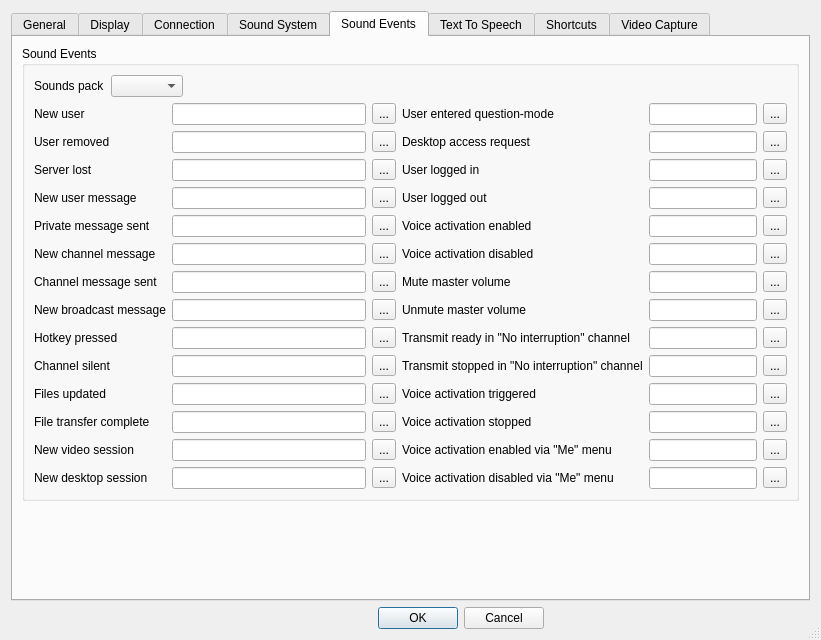
First picture: the form in Client/qtTeamTalk/preferences.ui, repository Oreonan/TeamTalk5, before the edit.
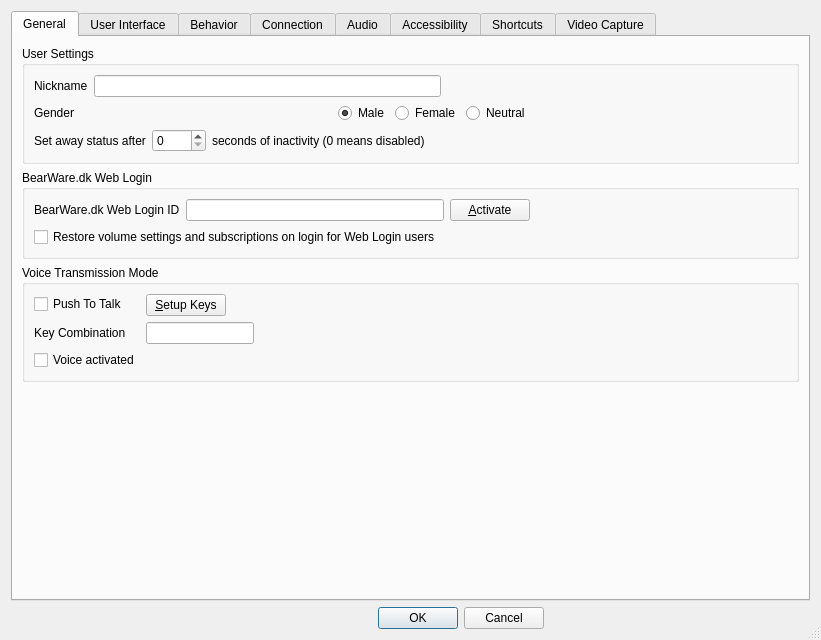
Second picture: the form after the edit. The open tabs and pages were chosen to show the change. Icons and pictures are not drawn. Custom widgets are drawn as their Qt base class.

Commit message: New interface for preferences, first try

Patch:
```diff
--- a/Client/qtTeamTalk/preferences.ui
+++ b/Client/qtTeamTalk/preferences.ui
@@ -319,7 +319,7 @@
      </widget>
      <widget class="QWidget" name="displayTab">
       <attribute name="title">
-       <string>Display</string>
+       <string>User Interface</string>
       </attribute>
       <layout class="QVBoxLayout" name="verticalLayout_9">
        <item>
@@ -627,6 +627,62 @@
        </item>
       </layout>
      </widget>
+     <widget class="QWidget" name="behaviorTab">
+      <attribute name="title">
+       <string>Behavior</string>
+      </attribute>
+      <layout class="QVBoxLayout" name="verticalLayout_5">
+       <item>
+        <widget class="QCheckBox" name="msgpopupChkBox">
+         <property name="text">
+          <string>Popup dialog when receiving text message</string>
+         </property>
+        </widget>
+       </item>
+       <item>
+        <widget class="QCheckBox" name="videodlgChkBox">
+         <property name="text">
+          <string>Start video in popup dialog</string>
+         </property>
+        </widget>
+       </item>
+       <item>
+        <widget class="QCheckBox" name="returnvidChkBox">
+         <property name="text">
+          <string>Closed video dialog should return to video-tab</string>
+         </property>
+        </widget>
+       </item>
+       <item>
+        <widget class="QCheckBox" name="desktopdlgChkBox">
+         <property name="text">
+          <string>Start desktops in popup dialog</string>
+         </property>
+        </widget>
+       </item>
+       <item>
+        <widget class="QCheckBox" name="msgtimestampChkBox">
+         <property name="text">
+          <string>Timestamp text messages</string>
+         </property>
+        </widget>
+       </item>
+       <item>
+        <widget class="QCheckBox" name="updatesChkBox">
+         <property name="text">
+          <string>Check for program updates at startup</string>
+         </property>
+        </widget>
+       </item>
+       <item>
+        <widget class="QCheckBox" name="updatesDlgChkBox">
+         <property name="text">
+          <string>Show new version available in dialog box</string>
+         </property>
+        </widget>
+       </item>
+      </layout>
+     </widget>
      <widget class="QWidget" name="connectionTab">
       <attribute name="title">
        <string>Connection</string>
@@ -890,7 +946,7 @@
      </widget>
      <widget class="QWidget" name="soundTab">
       <attribute name="title">
-       <string>Sound System</string>
+       <string>Audio</string>
       </attribute>
       <layout class="QVBoxLayout" name="verticalLayout_6">
        <item>
@@ -1178,730 +1234,9 @@
        </item>
       </layout>
      </widget>
-     <widget class="QWidget" name="eventsTab">
-      <attribute name="title">
-       <string>Sound Events</string>
-      </attribute>
-      <layout class="QVBoxLayout" name="verticalLayout_8">
-       <item>
-        <widget class="QGroupBox" name="groupBox_6">
-         <property name="title">
-          <string>Sound Events</string>
-         </property>
-         <layout class="QVBoxLayout" name="verticalLayout_17">
-          <item>
-           <layout class="QHBoxLayout" name="horizontalLayout_14">
-            <item>
-             <widget class="QLabel" name="label_spack">
-              <property name="text">
-               <string>Sounds pack</string>
-              </property>
-              <property name="buddy">
-               <cstring>spackBox</cstring>
-              </property>
-             </widget>
-            </item>
-            <item>
-             <widget class="QComboBox" name="spackBox"/>
-            </item>
-            <item>
-             <spacer name="horizontalSpacer_26">
-              <property name="orientation">
-               <enum>Qt::Horizontal</enum>
-              </property>
-              <property name="sizeHint" stdset="0">
-               <size>
-                <width>40</width>
-                <height>20</height>
-               </size>
-              </property>
-             </spacer>
-            </item>
-           </layout>
-          </item>
-          <item>
-           <layout class="QHBoxLayout" name="horizontalLayout_25">
-            <item>
-             <layout class="QGridLayout" name="gridLayout_4">
-              <item row="0" column="0">
-               <widget class="QLabel" name="label_16">
-                <property name="text">
-                 <string>New user</string>
-                </property>
-                <property name="buddy">
-                 <cstring>newuserEdit</cstring>
-                </property>
-               </widget>
-              </item>
-              <item row="0" column="1">
-               <widget class="QLineEdit" name="newuserEdit"/>
-              </item>
-              <item row="0" column="2">
-               <widget class="QToolButton" name="newuserButton">
-                <property name="sizePolicy">
-                 <sizepolicy hsizetype="Minimum" vsizetype="Fixed">
-                  <horstretch>0</horstretch>
-                  <verstretch>0</verstretch>
-                 </sizepolicy>
-                </property>
-                <property name="accessibleName">
-                 <string>Browse</string>
-                </property>
-                <property name="text">
-                 <string notr="true">...</string>
-                </property>
-               </widget>
-              </item>
-              <item row="1" column="0">
-               <widget class="QLabel" name="label_17">
-                <property name="text">
-                 <string>User removed</string>
-                </property>
-                <property name="buddy">
-                 <cstring>rmuserEdit</cstring>
-                </property>
-               </widget>
-              </item>
-              <item row="1" column="1">
-               <widget class="QLineEdit" name="rmuserEdit"/>
-              </item>
-              <item row="1" column="2">
-               <widget class="QToolButton" name="rmuserButton">
-                <property name="accessibleName">
-                 <string>Browse</string>
-                </property>
-                <property name="text">
-                 <string notr="true">...</string>
-                </property>
-               </widget>
-              </item>
-              <item row="2" column="0">
-               <widget class="QLabel" name="label_18">
-                <property name="text">
-                 <string>Server lost</string>
-                </property>
-                <property name="buddy">
-                 <cstring>srvlostEdit</cstring>
-                </property>
-               </widget>
-              </item>
-              <item row="2" column="1">
-               <widget class="QLineEdit" name="srvlostEdit"/>
-              </item>
-              <item row="2" column="2">
-               <widget class="QToolButton" name="srvlostButton">
-                <property name="accessibleName">
-                 <string>Browse</string>
-                </property>
-                <property name="text">
-                 <string notr="true">...</string>
-                </property>
-               </widget>
-              </item>
-              <item row="3" column="0">
-               <widget class="QLabel" name="label_19">
-                <property name="text">
-                 <string>New user message</string>
-                </property>
-                <property name="buddy">
-                 <cstring>usermsgEdit</cstring>
-                </property>
-               </widget>
-              </item>
-              <item row="3" column="1">
-               <widget class="QLineEdit" name="usermsgEdit"/>
-              </item>
-              <item row="3" column="2">
-               <widget class="QToolButton" name="usermsgButton">
-                <property name="accessibleName">
-                 <string>Browse</string>
-                </property>
-                <property name="text">
-                 <string notr="true">...</string>
-                </property>
-               </widget>
-              </item>
-              <item row="4" column="0">
-               <widget class="QLabel" name="label_58">
-                <property name="text">
-                 <string>Private message sent</string>
-                </property>
-                <property name="buddy">
-                 <cstring>sentmsgEdit</cstring>
-                </property>
-               </widget>
-              </item>
-              <item row="4" column="1">
-               <widget class="QLineEdit" name="sentmsgEdit"/>
-              </item>
-              <item row="4" column="2">
-               <widget class="QToolButton" name="sentmsgButton">
-                <property name="accessibleName">
-                 <string>Browse</string>
-                </property>
-                <property name="text">
-                 <string notr="true">...</string>
-                </property>
-               </widget>
-              </item>
-              <item row="5" column="0">
-               <widget class="QLabel" name="label_20">
-                <property name="text">
-                 <string>New channel message</string>
-                </property>
-                <property name="buddy">
-                 <cstring>chanmsgEdit</cstring>
-                </property>
-               </widget>
-              </item>
-              <item row="5" column="1">
-               <widget class="QLineEdit" name="chanmsgEdit"/>
-              </item>
-              <item row="5" column="2">
-               <widget class="QToolButton" name="chanmsgButton">
-                <property name="accessibleName">
-                 <string>Browse</string>
-                </property>
-                <property name="text">
-                 <string notr="true">...</string>
-                </property>
-               </widget>
-              </item>
-              <item row="6" column="0">
-               <widget class="QLabel" name="label_59">
-                <property name="text">
-                 <string>Channel message sent</string>
-                </property>
-                <property name="buddy">
-                 <cstring>sentchannelmsgEdit</cstring>
-                </property>
-               </widget>
-              </item>
-              <item row="6" column="1">
-               <widget class="QLineEdit" name="sentchannelmsgEdit"/>
-              </item>
-              <item row="6" column="2">
-               <widget class="QToolButton" name="sentchannelmsgButton">
-                <property name="accessibleName">
-                 <string>Browse</string>
-                </property>
-                <property name="text">
-                 <string notr="true">...</string>
-                </property>
-               </widget>
-              </item>
-              <item row="7" column="0">
-               <widget class="QLabel" name="label_36">
-                <property name="text">
-                 <string>New broadcast message</string>
-                </property>
-                <property name="buddy">
-                 <cstring>bcastmsgEdit</cstring>
-                </property>
-               </widget>
-              </item>
-              <item row="7" column="1">
-               <widget class="QLineEdit" name="bcastmsgEdit"/>
-              </item>
-              <item row="7" column="2">
-               <widget class="QToolButton" name="bcastmsgButton">
-                <property name="accessibleName">
-                 <string>Browse</string>
-                </property>
-                <property name="text">
-                 <string notr="true">...</string>
-                </property>
-               </widget>
-              </item>
-              <item row="8" column="0">
-               <widget class="QLabel" name="label_21">
-                <property name="text">
-                 <string>Hotkey pressed</string>
-                </property>
-                <property name="buddy">
-                 <cstring>hotkeyEdit</cstring>
-                </property>
-               </widget>
-              </item>
-              <item row="8" column="1">
-               <widget class="QLineEdit" name="hotkeyEdit"/>
-              </item>
-              <item row="8" column="2">
-               <widget class="QToolButton" name="hotkeyButton">
-                <property name="accessibleName">
-                 <string>Browse</string>
-                </property>
-                <property name="text">
-                 <string notr="true">...</string>
-                </property>
-               </widget>
-              </item>
-              <item row="9" column="0">
-               <widget class="QLabel" name="label_22">
-                <property name="text">
-                 <string>Channel silent</string>
-                </property>
-                <property name="buddy">
-                 <cstring>chansilentEdit</cstring>
-                </property>
-               </widget>
-              </item>
-              <item row="9" column="1">
-               <widget class="QLineEdit" name="chansilentEdit"/>
-              </item>
-              <item row="9" column="2">
-               <widget class="QToolButton" name="chansilentButton">
-                <property name="accessibleName">
-                 <string>Browse</string>
-                </property>
-                <property name="text">
-                 <string notr="true">...</string>
-                </property>
-               </widget>
-              </item>
-              <item row="10" column="0">
-               <widget class="QLabel" name="label_23">
-                <property name="text">
-                 <string>Files updated</string>
-                </property>
-                <property name="buddy">
-                 <cstring>fileupdEdit</cstring>
-                </property>
-               </widget>
-              </item>
-              <item row="10" column="1">
-               <widget class="QLineEdit" name="fileupdEdit"/>
-              </item>
-              <item row="10" column="2">
-               <widget class="QToolButton" name="fileupdButton">
-                <property name="accessibleName">
-                 <string>Browse</string>
-                </property>
-                <property name="text">
-                 <string notr="true">...</string>
-                </property>
-               </widget>
-              </item>
-              <item row="11" column="0">
-               <widget class="QLabel" name="label_24">
-                <property name="text">
-                 <string>File transfer complete</string>
-                </property>
-                <property name="buddy">
-                 <cstring>transferdoneEdit</cstring>
-                </property>
-               </widget>
-              </item>
-              <item row="11" column="1">
-               <widget class="QLineEdit" name="transferdoneEdit"/>
-              </item>
-              <item row="11" column="2">
-               <widget class="QToolButton" name="transferdoneButton">
-                <property name="accessibleName">
-                 <string>Browse</string>
-                </property>
-                <property name="text">
-                 <string notr="true">...</string>
-                </property>
-               </widget>
-              </item>
-              <item row="12" column="0">
-               <widget class="QLabel" name="label_32">
-                <property name="text">
-                 <string>New video session</string>
-                </property>
-                <property name="buddy">
-                 <cstring>videosessionEdit</cstring>
-                </property>
-               </widget>
-              </item>
-              <item row="12" column="1">
-               <widget class="QLineEdit" name="videosessionEdit"/>
-              </item>
-              <item row="12" column="2">
-               <widget class="QToolButton" name="videosessionButton">
-                <property name="accessibleName">
-                 <string>Browse</string>
-                </property>
-                <property name="text">
-                 <string notr="true">...</string>
-                </property>
-               </widget>
-              </item>
-              <item row="13" column="0">
-               <widget class="QLabel" name="label_37">
-                <property name="text">
-                 <string>New desktop session</string>
-                </property>
-                <property name="buddy">
-                 <cstring>desktopsessionEdit</cstring>
-                </property>
-               </widget>
-              </item>
-              <item row="13" column="1">
-               <widget class="QLineEdit" name="desktopsessionEdit"/>
-              </item>
-              <item row="13" column="2">
-               <widget class="QToolButton" name="desktopsessionButton">
-                <property name="accessibleName">
-                 <string>Browse</string>
-                </property>
-                <property name="text">
-                 <string notr="true">...</string>
-                </property>
-               </widget>
-              </item>
-             </layout>
-            </item>
-            <item>
-             <layout class="QGridLayout" name="gridLayout_7">
-              <item row="0" column="0">
-               <widget class="QLabel" name="label_38">
-                <property name="text">
-                 <string>User entered question-mode</string>
-                </property>
-                <property name="buddy">
-                 <cstring>questionmodeEdit</cstring>
-                </property>
-               </widget>
-              </item>
-              <item row="0" column="1">
-               <widget class="QLineEdit" name="questionmodeEdit"/>
-              </item>
-              <item row="0" column="2">
-               <widget class="QToolButton" name="questionmodeBtn">
-                <property name="accessibleName">
-                 <string>Browse</string>
-                </property>
-                <property name="text">
-                 <string notr="true">...</string>
-                </property>
-               </widget>
-              </item>
-              <item row="1" column="0">
-               <widget class="QLabel" name="label_40">
-                <property name="text">
-                 <string>Desktop access request</string>
-                </property>
-                <property name="buddy">
-                 <cstring>desktopaccessEdit</cstring>
-                </property>
-               </widget>
-              </item>
-              <item row="1" column="1">
-               <widget class="QLineEdit" name="desktopaccessEdit"/>
-              </item>
-              <item row="1" column="2">
-               <widget class="QToolButton" name="desktopaccessBtn">
-                <property name="accessibleName">
-                 <string>Browse</string>
-                </property>
-                <property name="text">
-                 <string notr="true">...</string>
-                </property>
-               </widget>
-              </item>
-              <item row="2" column="0">
-               <widget class="QLabel" name="label_60">
-                <property name="text">
-                 <string>User logged in</string>
-                </property>
-                <property name="buddy">
-                 <cstring>userloggedinEdit</cstring>
-                </property>
-               </widget>
-              </item>
-              <item row="2" column="1">
-               <widget class="QLineEdit" name="userloggedinEdit"/>
-              </item>
-              <item row="2" column="2">
-               <widget class="QToolButton" name="userloggedinButton">
-                <property name="accessibleName">
-                 <string>Browse</string>
-                </property>
-                <property name="text">
-                 <string notr="true">...</string>
-                </property>
-               </widget>
-              </item>
-              <item row="3" column="0">
-               <widget class="QLabel" name="label_61">
-                <property name="text">
-                 <string>User logged out</string>
-                </property>
-                <property name="buddy">
-                 <cstring>userloggedoutEdit</cstring>
-                </property>
-               </widget>
-              </item>
-              <item row="3" column="1">
-               <widget class="QLineEdit" name="userloggedoutEdit"/>
-              </item>
-              <item row="3" column="2">
-               <widget class="QToolButton" name="userloggedoutButton">
-                <property name="accessibleName">
-                 <string>Browse</string>
-                </property>
-                <property name="text">
-                 <string notr="true">...</string>
-                </property>
-               </widget>
-              </item>
-              <item row="4" column="0">
-               <widget class="QLabel" name="label_62">
-                <property name="text">
-                 <string>Voice activation enabled</string>
-                </property>
-                <property name="buddy">
-                 <cstring>voiceactonEdit</cstring>
-                </property>
-               </widget>
-              </item>
-              <item row="4" column="1">
-               <widget class="QLineEdit" name="voiceactonEdit"/>
-              </item>
-              <item row="4" column="2">
-               <widget class="QToolButton" name="voiceactonButton">
-                <property name="accessibleName">
-                 <string>Browse</string>
-                </property>
-                <property name="text">
-                 <string notr="true">...</string>
-                </property>
-               </widget>
-              </item>
-              <item row="5" column="0">
-               <widget class="QLabel" name="label_63">
-                <property name="text">
-                 <string>Voice activation disabled</string>
-                </property>
-                <property name="buddy">
-                 <cstring>voiceactoffEdit</cstring>
-                </property>
-               </widget>
-              </item>
-              <item row="5" column="1">
-               <widget class="QLineEdit" name="voiceactoffEdit"/>
-              </item>
-              <item row="5" column="2">
-               <widget class="QToolButton" name="voiceactoffButton">
-                <property name="accessibleName">
-                 <string>Browse</string>
-                </property>
-                <property name="text">
-                 <string notr="true">...</string>
-                </property>
-               </widget>
-              </item>
-              <item row="6" column="0">
-               <widget class="QLabel" name="label_64">
-                <property name="text">
-                 <string>Mute master volume</string>
-                </property>
-                <property name="buddy">
-                 <cstring>muteallonEdit</cstring>
-                </property>
-               </widget>
-              </item>
-              <item row="6" column="1">
-               <widget class="QLineEdit" name="muteallonEdit"/>
-              </item>
-              <item row="6" column="2">
-               <widget class="QToolButton" name="muteallonButton">
-                <property name="accessibleName">
-                 <string>Browse</string>
-                </property>
-                <property name="text">
-                 <string notr="true">...</string>
-                </property>
-               </widget>
-              </item>
-              <item row="7" column="0">
-               <widget class="QLabel" name="label_65">
-                <property name="text">
-                 <string>Unmute master volume</string>
-                </property>
-                <property name="buddy">
-                 <cstring>mutealloffEdit</cstring>
-                </property>
-               </widget>
-              </item>
-              <item row="7" column="1">
-               <widget class="QLineEdit" name="mutealloffEdit"/>
-              </item>
-              <item row="7" column="2">
-               <widget class="QToolButton" name="mutealloffButton">
-                <property name="accessibleName">
-                 <string>Browse</string>
-                </property>
-                <property name="text">
-                 <string notr="true">...</string>
-                </property>
-               </widget>
-              </item>
-              <item row="8" column="0">
-               <widget class="QLabel" name="label_66">
-                <property name="text">
-               <string>Transmit ready in &quot;No interruption&quot; channel</string>
-                </property>
-                <property name="buddy">
-                 <cstring>transmitqueueheadEdit</cstring>
-                </property>
-               </widget>
-              </item>
-              <item row="8" column="1">
-               <widget class="QLineEdit" name="transmitqueueheadEdit"/>
-              </item>
-              <item row="8" column="2">
-               <widget class="QToolButton" name="transmitqueueheadButton">
-                <property name="accessibleName">
-                 <string>Browse</string>
-                </property>
-                <property name="text">
-                 <string notr="true">...</string>
-                </property>
-               </widget>
-              </item>
-              <item row="9" column="0">
-               <widget class="QLabel" name="label_67">
-                <property name="text">
-               <string>Transmit stopped in &quot;No interruption&quot; channel</string>
-                </property>
-                <property name="buddy">
-                 <cstring>transmitqueuestopEdit</cstring>
-                </property>
-               </widget>
-              </item>
-              <item row="9" column="1">
-               <widget class="QLineEdit" name="transmitqueuestopEdit"/>
-              </item>
-              <item row="9" column="2">
-               <widget class="QToolButton" name="transmitqueuestopButton">
-                <property name="accessibleName">
-                 <string>Browse</string>
-                </property>
-                <property name="text">
-                 <string notr="true">...</string>
-                </property>
-               </widget>
-              </item>
-              <item row="10" column="0">
-               <widget class="QLabel" name="label_68">
-                <property name="text">
-                 <string>Voice activation triggered</string>
-                </property>
-                <property name="buddy">
-                 <cstring>voiceacttrigEdit</cstring>
-                </property>
-               </widget>
-              </item>
-              <item row="10" column="1">
-               <widget class="QLineEdit" name="voiceacttrigEdit"/>
-              </item>
-              <item row="10" column="2">
-               <widget class="QToolButton" name="voiceacttrigButton">
-                <property name="accessibleName">
-                 <string>Browse</string>
-                </property>
-                <property name="text">
-                 <string notr="true">...</string>
-                </property>
-               </widget>
-              </item>
-              <item row="11" column="0">
-               <widget class="QLabel" name="label_69">
-                <property name="text">
-                 <string>Voice activation stopped</string>
-                </property>
-                <property name="buddy">
-                 <cstring>voiceactstopEdit</cstring>
-                </property>
-               </widget>
-              </item>
-              <item row="11" column="1">
-               <widget class="QLineEdit" name="voiceactstopEdit"/>
-              </item>
-              <item row="11" column="2">
-               <widget class="QToolButton" name="voiceactstopButton">
-                <property name="accessibleName">
-                 <string>Browse</string>
-                </property>
-                <property name="text">
-                 <string notr="true">...</string>
-                </property>
-               </widget>
-              </item>
-              <item row="12" column="0">
-               <widget class="QLabel" name="label_70">
-                <property name="text">
-               <string>Voice activation enabled via &quot;Me&quot; menu</string>
-                </property>
-                <property name="buddy">
-                 <cstring>voiceactmeonEdit</cstring>
-                </property>
-               </widget>
-              </item>
-              <item row="12" column="1">
-               <widget class="QLineEdit" name="voiceactmeonEdit"/>
-              </item>
-              <item row="12" column="2">
-               <widget class="QToolButton" name="voiceactmeonButton">
-                <property name="accessibleName">
-                 <string>Browse</string>
-                </property>
-                <property name="text">
-                 <string notr="true">...</string>
-                </property>
-               </widget>
-              </item>
-              <item row="13" column="0">
-               <widget class="QLabel" name="label_71">
-                <property name="text">
-               <string>Voice activation disabled via &quot;Me&quot; menu</string>
-                </property>
-                <property name="buddy">
-                 <cstring>voiceactmeoffEdit</cstring>
-                </property>
-               </widget>
-              </item>
-              <item row="13" column="1">
-               <widget class="QLineEdit" name="voiceactmeoffEdit"/>
-              </item>
-              <item row="13" column="2">
-               <widget class="QToolButton" name="voiceactmeoffButton">
-                <property name="accessibleName">
-                 <string>Browse</string>
-                </property>
-                <property name="text">
-                 <string notr="true">...</string>
-                </property>
-               </widget>
-              </item>
-             </layout>
-            </item>
-           </layout>
-          </item>
-         </layout>
-        </widget>
-       </item>
-       <item>
-        <spacer name="verticalSpacer_7">
-         <property name="orientation">
-          <enum>Qt::Vertical</enum>
-         </property>
-         <property name="sizeHint" stdset="0">
-          <size>
-           <width>20</width>
-           <height>40</height>
-          </size>
-         </property>
-        </spacer>
-       </item>
-      </layout>
-     </widget>
      <widget class="QWidget" name="ttsTab">
       <attribute name="title">
-       <string>Text To Speech</string>
+       <string>Accessibility</string>
       </attribute>
       <layout class="QHBoxLayout" name="horizontalLayout_22">
        <item>
```
Left out of the diff: 58 changed lines with no effect on the pictures. The commit also changes 6 other files.
